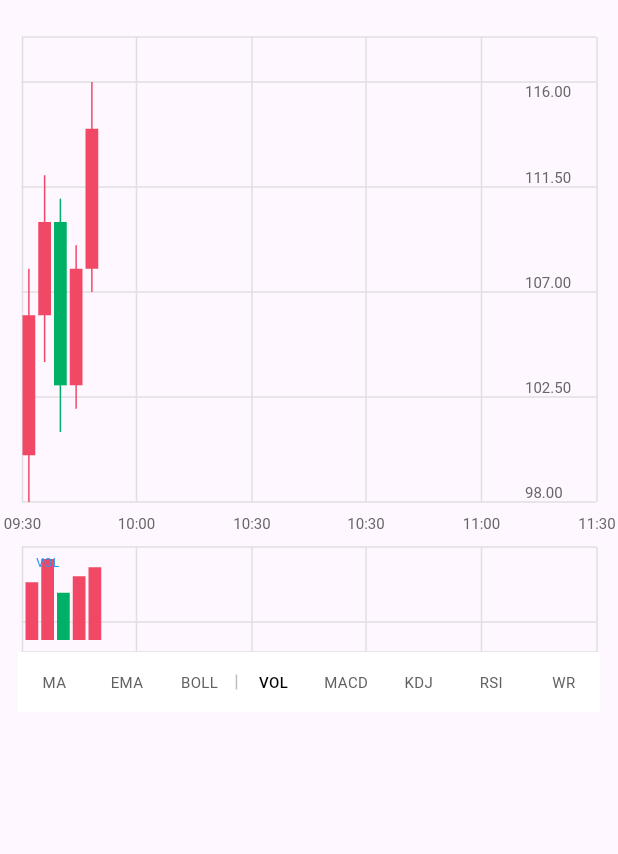
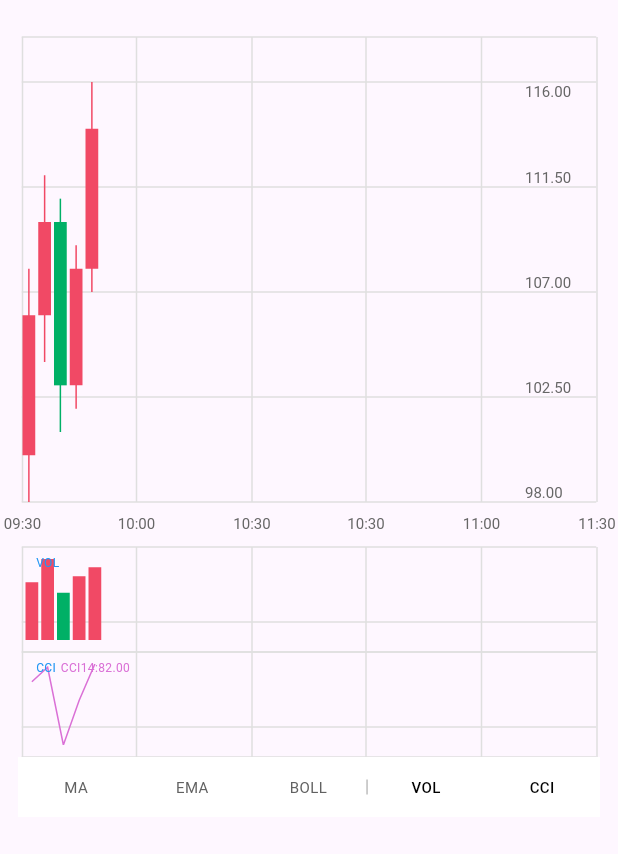
Before and after one commit to 911hzh/ZHKLineFlutter, a Flutter app: the MarketPage screen opened directly, on a phone screen of 412 x 824 dp, the part 65-919 px from its top. Run offline on Flutter 3.47's test engine with Material 3 defaults, Android fonts, the phone set to English and light mode, and no system bars; our stand-ins replace dio, flutter_bloc, get_it, injectable; missing offline and left inert: flutter_foundation_kit.

Commit message:
更新 main 动态指标示例

```diff
--- a/example/lib/main.dart
+++ b/example/lib/main.dart
@@ -38,7 +38,31 @@ class MarketPage extends StatelessWidget {
         child: KLineWidget<MyCandle>(
           dataSource: _candles,
           adapter: MyCandleAdapter(),
-          initialIndicators: ['volume'],
+          initialIndicators: [KLineDefaultIndicators.volumeId, 'cci'],
+          secondaryIndicators: [
+            KLineIndicatorSpec<MyCandle>(
+              id: KLineDefaultIndicators.volumeId,
+              label: 'VOL',
+              series: [
+                KLineIndicatorSeries<MyCandle>(
+                  id: KLineDefaultIndicators.volumeMA5,
+                  label: 'MA5',
+                  colorIndex: 1,
+                ),
+              ],
+            ),
+            KLineIndicatorSpec<MyCandle>(
+              id: 'cci',
+              label: 'CCI',
+              series: [
+                KLineIndicatorSeries<MyCandle>(
+                  id: 'cci14',
+                  label: 'CCI14',
+                  colorIndex: 2,
+                ),
+              ],
+            ),
+          ],
         ),
       ),
     );
@@ -56,6 +80,7 @@ class MyCandle {
     required this.low,
     required this.close,
     required this.volume,
+    required this.cci14,
     required this.timeLabel,
   });
 
@@ -65,6 +90,7 @@ class MyCandle {
   final double low;
   final double close;
   final double volume;
+  final double cci14;
   final String timeLabel;
 }
 
@@ -89,6 +115,14 @@ class MyCandleAdapter extends KLineDataAdapter<MyCandle> {
 
   @override
   String dateLabel(MyCandle item) => item.timeLabel;
+
+  @override
+  double? indicatorValue(MyCandle item, String valueId) {
+    return switch (valueId) {
+      'cci14' => item.cci14,
+      _ => null,
+    };
+  }
 }
 
 const _candles = [
@@ -99,6 +133,7 @@ const _candles = [
     low: 98,
     close: 106,
     volume: 1200,
+    cci14: 82,
     timeLabel: '09:30',
   ),
   MyCandle(
@@ -108,6 +143,7 @@ const _candles = [
     low: 104,
     close: 110,
     volume: 1680,
+    cci14: 118,
     timeLabel: '10:00',
   ),
   MyCandle(
@@ -117,6 +153,7 @@ const _candles = [
     low: 101,
     close: 103,
     volume: 980,
+    cci14: -74,
     timeLabel: '10:30',
   ),
   MyCandle(
@@ -126,6 +163,7 @@ const _candles = [
     low: 102,
     close: 108,
     volume: 1320,
+    cci14: 36,
     timeLabel: '11:00',
   ),
   MyCandle(
@@ -135,6 +173,7 @@ const _candles = [
     low: 107,
     close: 114,
     volume: 1510,
+    cci14: 126,
     timeLabel: '11:30',
   ),
 ];
--- a/lib/main.dart
+++ b/lib/main.dart
@@ -29,7 +29,31 @@ class MarketPage extends StatelessWidget {
         child: KLineWidget<MyCandle>(
           dataSource: _candles,
           adapter: MyCandleAdapter(),
-          initialIndicators: ['volume'],
+          initialIndicators: [KLineDefaultIndicators.volumeId, 'cci'],
+          secondaryIndicators: [
+            KLineIndicatorSpec<MyCandle>(
+              id: KLineDefaultIndicators.volumeId,
+              label: 'VOL',
+              series: [
+                KLineIndicatorSeries<MyCandle>(
+                  id: KLineDefaultIndicators.volumeMA5,
+                  label: 'MA5',
+                  colorIndex: 1,
+                ),
+              ],
+            ),
+            KLineIndicatorSpec<MyCandle>(
+              id: 'cci',
+              label: 'CCI',
+              series: [
+                KLineIndicatorSeries<MyCandle>(
+                  id: 'cci14',
+                  label: 'CCI14',
+                  colorIndex: 2,
+                ),
+              ],
+            ),
+          ],
         ),
       ),
     );
@@ -47,6 +71,7 @@ class MyCandle {
     required this.low,
     required this.close,
     required this.volume,
+    required this.cci14,
     required this.timeLabel,
   });
 
@@ -56,6 +81,7 @@ class MyCandle {
   final double low;
   final double close;
   final double volume;
+  final double cci14;
   final String timeLabel;
 }
 
@@ -80,6 +106,14 @@ class MyCandleAdapter extends KLineDataAdapter<MyCandle> {
 
   @override
   String dateLabel(MyCandle item) => item.timeLabel;
+
+  @override
+  double? indicatorValue(MyCandle item, String valueId) {
+    return switch (valueId) {
+      'cci14' => item.cci14,
+      _ => null,
+    };
+  }
 }
 
 const _candles = [
@@ -90,6 +124,7 @@ const _candles = [
     low: 98,
     close: 106,
     volume: 1200,
+    cci14: 82,
     timeLabel: '09:30',
   ),
   MyCandle(
@@ -99,6 +134,7 @@ const _candles = [
     low: 104,
     close: 110,
     volume: 1680,
+    cci14: 118,
     timeLabel: '10:00',
   ),
   MyCandle(
@@ -108,6 +144,7 @@ const _candles = [
     low: 101,
     close: 103,
     volume: 980,
+    cci14: -74,
     timeLabel: '10:30',
   ),
   MyCandle(
@@ -117,6 +154,7 @@ const _candles = [
     low: 102,
     close: 108,
     volume: 1320,
+    cci14: 36,
     timeLabel: '11:00',
   ),
   MyCandle(
@@ -126,6 +164,7 @@ const _candles = [
     low: 107,
     close: 114,
     volume: 1510,
+    cci14: 126,
     timeLabel: '11:30',
   ),
 ];
```
